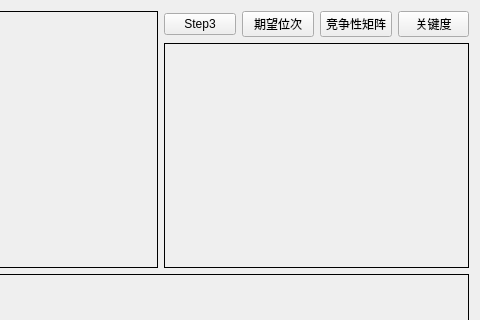
albert2lyu/QualityFunctionDeployment, file Step3.ui: the form before one commit; both pictures show x 220 to 700 and y 0 to 320 of the 700 by 500 pixel window.
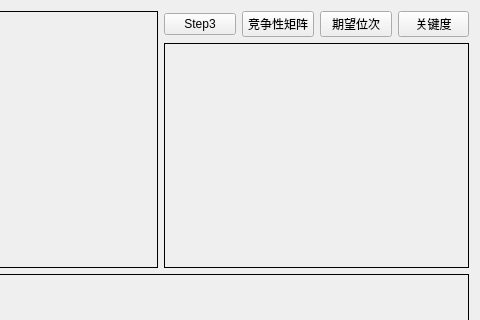
The form after the commit. Icons and pictures are not drawn.

Patch:
```diff
--- a/Step3.ui
+++ b/Step3.ui
@@ -172,14 +172,14 @@
           <item>
            <widget class="QPushButton" name="pushButton_2">
             <property name="text">
-             <string>期望位次</string>
+             <string>竞争性矩阵</string>
             </property>
            </widget>
           </item>
           <item>
            <widget class="QPushButton" name="pushButton_4">
             <property name="text">
-             <string>竞争性矩阵</string>
+             <string>期望位次</string>
             </property>
            </widget>
           </item>
```
